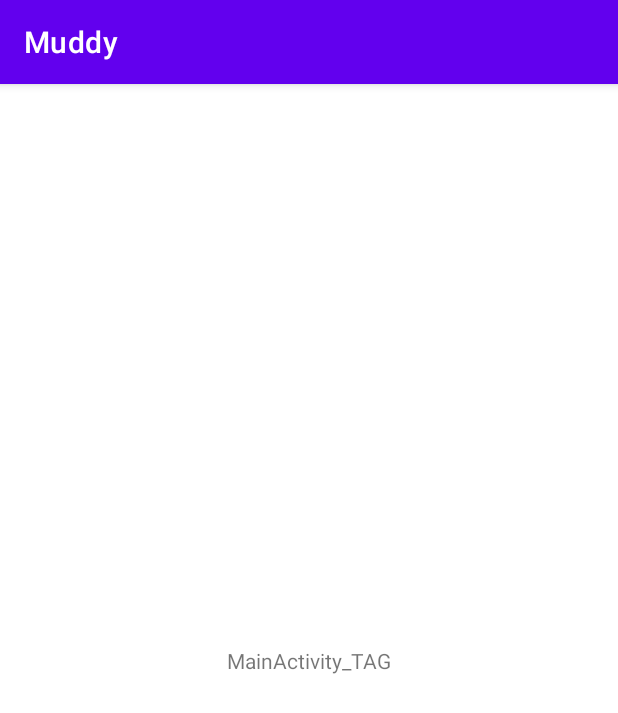
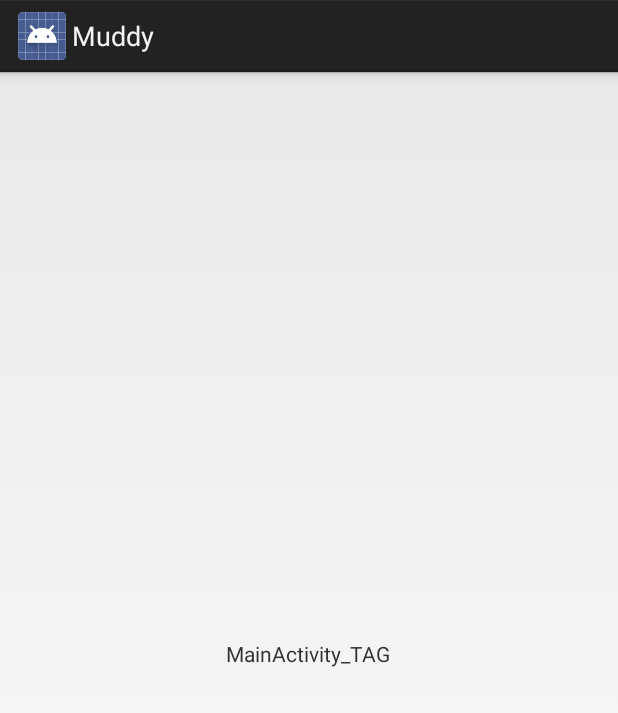
Before and after one commit to porum/Muddy, an Android app: the screen it shows after launch (MainActivity), on a phone screen of 412 x 824 dp. Shown: the top 713 px of the screen. Run offline under Robolectric (Android 15) with nearby library versions, the phone set to English and light mode, and no system bars.

Commit message:
simplify sample module

```diff
--- a/sample/build.gradle
+++ b/sample/build.gradle
@@ -50,10 +50,3 @@ android {
         jvmTarget = '1.8'
     }
 }
-
-dependencies {
-    implementation 'androidx.core:core-ktx:1.5.0'
-    implementation 'androidx.appcompat:appcompat:1.3.0'
-    implementation 'com.google.android.material:material:1.3.0'
-    implementation 'androidx.constraintlayout:constraintlayout:2.0.4'
-}
--- a/sample/src/main/AndroidManifest.xml
+++ b/sample/src/main/AndroidManifest.xml
@@ -3,12 +3,12 @@
     package="com.panda912.muddy.sample">
 
     <application
-        android:allowBackup="true"
+        android:allowBackup="false"
         android:icon="@mipmap/ic_launcher"
         android:label="@string/app_name"
         android:roundIcon="@mipmap/ic_launcher_round"
         android:supportsRtl="true"
-        android:theme="@style/Theme.Muddy">
+        android:theme="@android:style/Theme.Holo.Light.DarkActionBar">
         <activity
             android:name="com.panda912.muddy.sample.MainActivity"
             android:exported="true">
--- a/sample/src/main/java/com/panda912/muddy/sample/MainActivity.kt
+++ b/sample/src/main/java/com/panda912/muddy/sample/MainActivity.kt
@@ -1,10 +1,10 @@
 package com.panda912.muddy.sample
 
+import android.app.Activity
 import android.os.Bundle
 import android.widget.TextView
-import androidx.appcompat.app.AppCompatActivity
 
-class MainActivity : AppCompatActivity() {
+class MainActivity : Activity() {
 
   companion object {
     private const val TAG = "MainActivity"
--- a/sample/src/main/res/layout/activity_main.xml
+++ b/sample/src/main/res/layout/activity_main.xml
@@ -1,6 +1,5 @@
 <?xml version="1.0" encoding="utf-8"?>
-<androidx.constraintlayout.widget.ConstraintLayout xmlns:android="http://schemas.android.com/apk/res/android"
-    xmlns:app="http://schemas.android.com/apk/res-auto"
+<RelativeLayout xmlns:android="http://schemas.android.com/apk/res/android"
     xmlns:tools="http://schemas.android.com/tools"
     android:layout_width="match_parent"
     android:layout_height="match_parent"
@@ -10,10 +9,7 @@
         android:id="@+id/textview"
         android:layout_width="wrap_content"
         android:layout_height="wrap_content"
-        android:text="Hello World!"
-        app:layout_constraintBottom_toBottomOf="parent"
-        app:layout_constraintLeft_toLeftOf="parent"
-        app:layout_constraintRight_toRightOf="parent"
-        app:layout_constraintTop_toTopOf="parent" />
+        android:layout_centerInParent="true"
+        android:text="Hello World!" />
 
-</androidx.constraintlayout.widget.ConstraintLayout>
+</RelativeLayout>
--- a/sample/src/main/res/values-night/themes.xml
+++ /dev/null
@@ -1,16 +0,0 @@
-<resources xmlns:tools="http://schemas.android.com/tools">
-    <!-- Base application theme. -->
-    <style name="Theme.Muddy" parent="Theme.MaterialComponents.DayNight.DarkActionBar">
-        <!-- Primary brand color. -->
-        <item name="colorPrimary">@color/purple_200</item>
-        <item name="colorPrimaryVariant">@color/purple_700</item>
-        <item name="colorOnPrimary">@color/black</item>
-        <!-- Secondary brand color. -->
-        <item name="colorSecondary">@color/teal_200</item>
-        <item name="colorSecondaryVariant">@color/teal_200</item>
-        <item name="colorOnSecondary">@color/black</item>
-        <!-- Status bar color. -->
-        <item name="android:statusBarColor" tools:targetApi="l">?attr/colorPrimaryVariant</item>
-        <!-- Customize your theme here. -->
-    </style>
-</resources>
--- a/sample/src/main/res/values/colors.xml
+++ /dev/null
@@ -1,10 +0,0 @@
-<?xml version="1.0" encoding="utf-8"?>
-<resources>
-    <color name="purple_200">#FFBB86FC</color>
-    <color name="purple_500">#FF6200EE</color>
-    <color name="purple_700">#FF3700B3</color>
-    <color name="teal_200">#FF03DAC5</color>
-    <color name="teal_700">#FF018786</color>
-    <color name="black">#FF000000</color>
-    <color name="white">#FFFFFFFF</color>
-</resources>
--- a/sample/src/main/res/values/themes.xml
+++ /dev/null
@@ -1,16 +0,0 @@
-<resources xmlns:tools="http://schemas.android.com/tools">
-    <!-- Base application theme. -->
-    <style name="Theme.Muddy" parent="Theme.MaterialComponents.DayNight.DarkActionBar">
-        <!-- Primary brand color. -->
-        <item name="colorPrimary">@color/purple_500</item>
-        <item name="colorPrimaryVariant">@color/purple_700</item>
-        <item name="colorOnPrimary">@color/white</item>
-        <!-- Secondary brand color. -->
-        <item name="colorSecondary">@color/teal_200</item>
-        <item name="colorSecondaryVariant">@color/teal_700</item>
-        <item name="colorOnSecondary">@color/black</item>
-        <!-- Status bar color. -->
-        <item name="android:statusBarColor" tools:targetApi="l">?attr/colorPrimaryVariant</item>
-        <!-- Customize your theme here. -->
-    </style>
-</resources>
```
